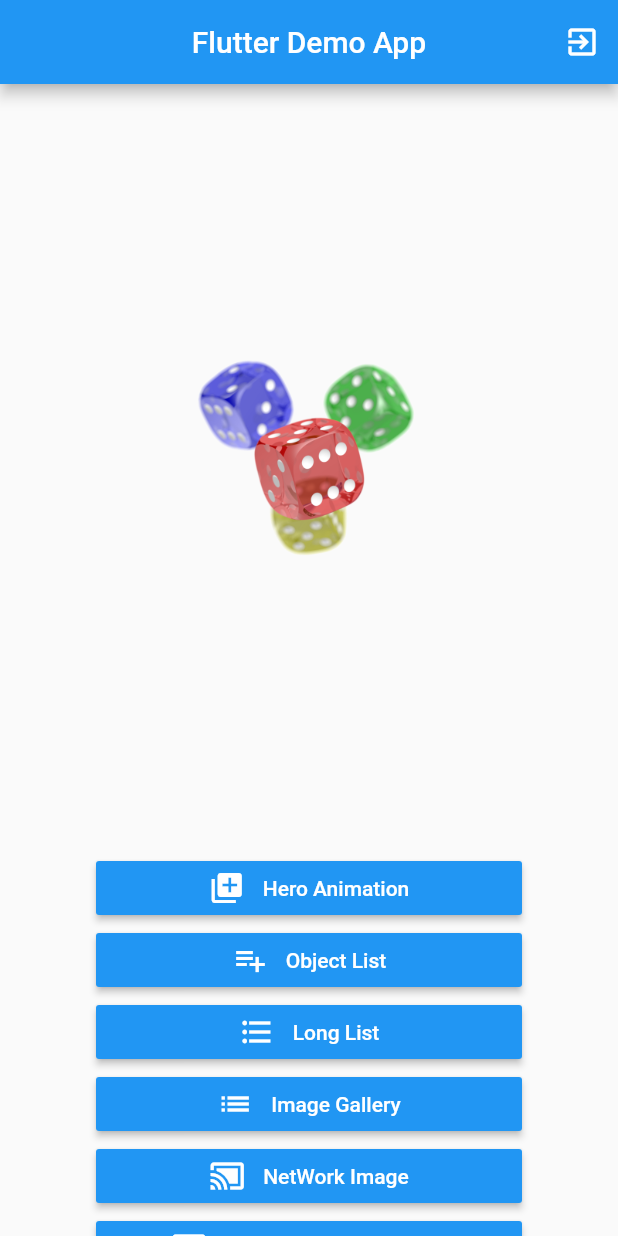
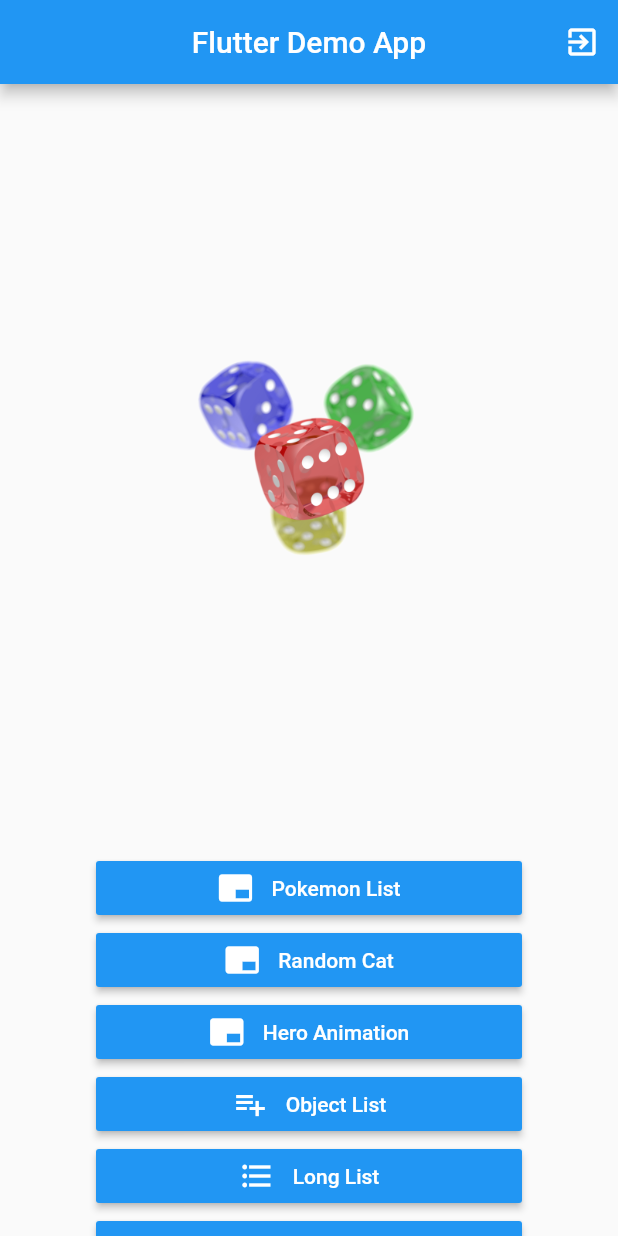
Before and after one commit to valentin-chevreau/mds-mba2esi-discover-flutter, a Flutter app: the MenuPageWidget screen opened directly, on a phone screen of 412 x 824 dp. Run offline on Flutter 3.47's test engine with Material 2 defaults, Android fonts, the phone set to English and light mode, and no system bars; our stand-ins replace cached_network_image, image_picker, shared_preferences; accounts and stored records are empty.

Commit message:
add: create a list of pokemons calling an API

```diff
--- a/lib/page/menu_page.dart
+++ b/lib/page/menu_page.dart
@@ -7,6 +7,8 @@ import 'package:hello_world_flutter/page/login_page.dart';
 import 'package:hello_world_flutter/page/long_list_page.dart';
 import 'package:hello_world_flutter/page/network_image_page.dart';
 import 'package:hello_world_flutter/page/object_list_page.dart';
+import 'package:hello_world_flutter/page/pokemon_list_page.dart';
+import 'package:hello_world_flutter/page/random_cat_rest_page.dart';
 import 'package:shared_preferences/shared_preferences.dart';
 
 class MenuPageWidget extends StatefulWidget {
@@ -31,7 +33,8 @@ class _MenuPageWidgetState extends State<MenuPageWidget> {
               SharedPreferences prefs = await SharedPreferences.getInstance();
               await prefs.remove('user');
 
-              Navigator.pushReplacement(context, MaterialPageRoute(builder: (context) => LoginPage()));
+              Navigator.pushReplacement(context,
+                  MaterialPageRoute(builder: (context) => LoginPage()));
             },
           ),
         ],
@@ -68,7 +71,47 @@ class _MenuPageWidgetState extends State<MenuPageWidget> {
                           mainAxisAlignment: MainAxisAlignment.center,
                           children: <Widget>[
                             Icon(
-                              Icons.queue,
+                              Icons.branding_watermark,
+                              color: Colors.white,
+                            ),
+                            Container(width: 12.0),
+                            Text(
+                              'Pokemon List',
+                              style: TextStyle(color: Colors.white),
+                            ),
+                          ],
+                        ),
+                        onPressed: () {
+                          _goToPokemonList();
+                        },
+                      ),
+                      RaisedButton(
+                        color: Colors.blue,
+                        child: Row(
+                          mainAxisAlignment: MainAxisAlignment.center,
+                          children: <Widget>[
+                            Icon(
+                              Icons.branding_watermark,
+                              color: Colors.white,
+                            ),
+                            Container(width: 12.0),
+                            Text(
+                              'Random Cat',
+                              style: TextStyle(color: Colors.white),
+                            ),
+                          ],
+                        ),
+                        onPressed: () {
+                          _goToRandomCat();
+                        },
+                      ),
+                      RaisedButton(
+                        color: Colors.blue,
+                        child: Row(
+                          mainAxisAlignment: MainAxisAlignment.center,
+                          children: <Widget>[
+                            Icon(
+                              Icons.branding_watermark,
                               color: Colors.white,
                             ),
                             Container(width: 12.0),
@@ -163,7 +206,7 @@ class _MenuPageWidgetState extends State<MenuPageWidget> {
                         },
                       ),
                       RaisedButton(
-                        color: Colors.blue,
+                        color: Colors.green,
                         child: Row(
                           mainAxisAlignment: MainAxisAlignment.center,
                           children: <Widget>[
@@ -183,7 +226,7 @@ class _MenuPageWidgetState extends State<MenuPageWidget> {
                         },
                       ),
                       RaisedButton(
-                        color: Colors.blue,
+                        color: Colors.green,
                         child: Row(
                           mainAxisAlignment: MainAxisAlignment.center,
                           children: <Widget>[
@@ -252,4 +295,16 @@ class _MenuPageWidgetState extends State<MenuPageWidget> {
       return FlutterExcercise1b();
     }));
   }
+
+  _goToRandomCat() {
+    Navigator.push(context, MaterialPageRoute(builder: (context) {
+      return RandomCatPage();
+    }));
+  }
+
+  _goToPokemonList() {
+    Navigator.push(context, MaterialPageRoute(builder: (context) {
+      return PokemonListPage();
+    }));
+  }
 }
```
Also changed, not shown: lib/model/pokemon_card_model.dart (added, +18 -0 lines), lib/page/pokemon_list_page.dart (added, +84 -0 lines), lib/rest/pokemon_api.dart (added, +29 -0 lines).
